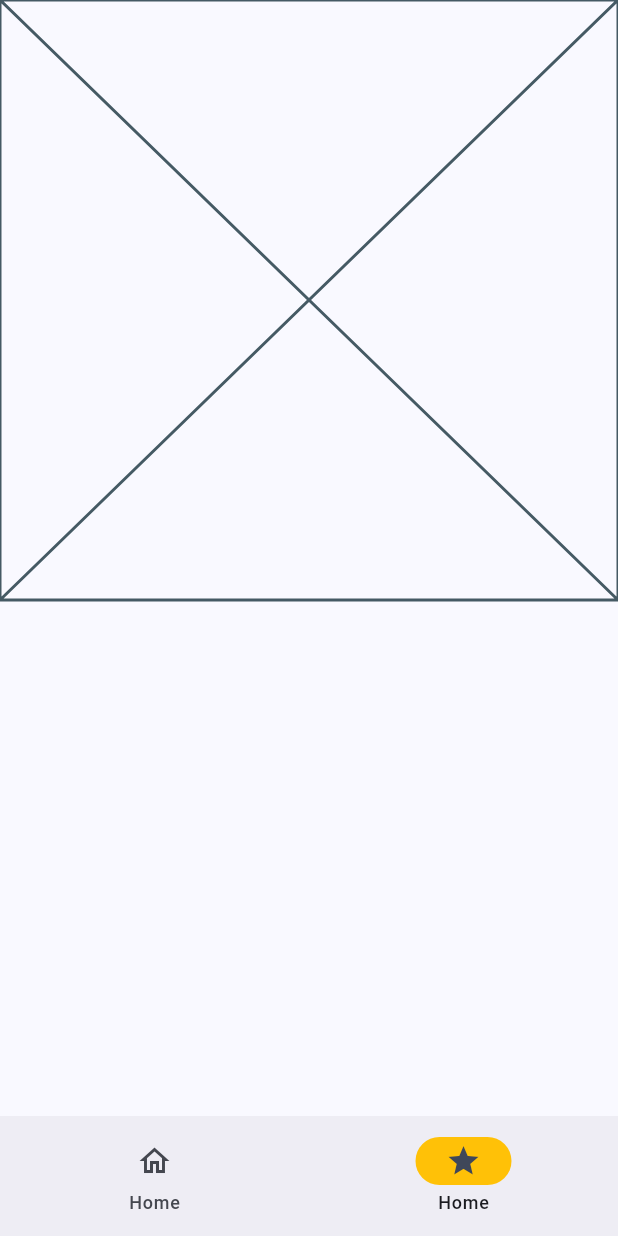
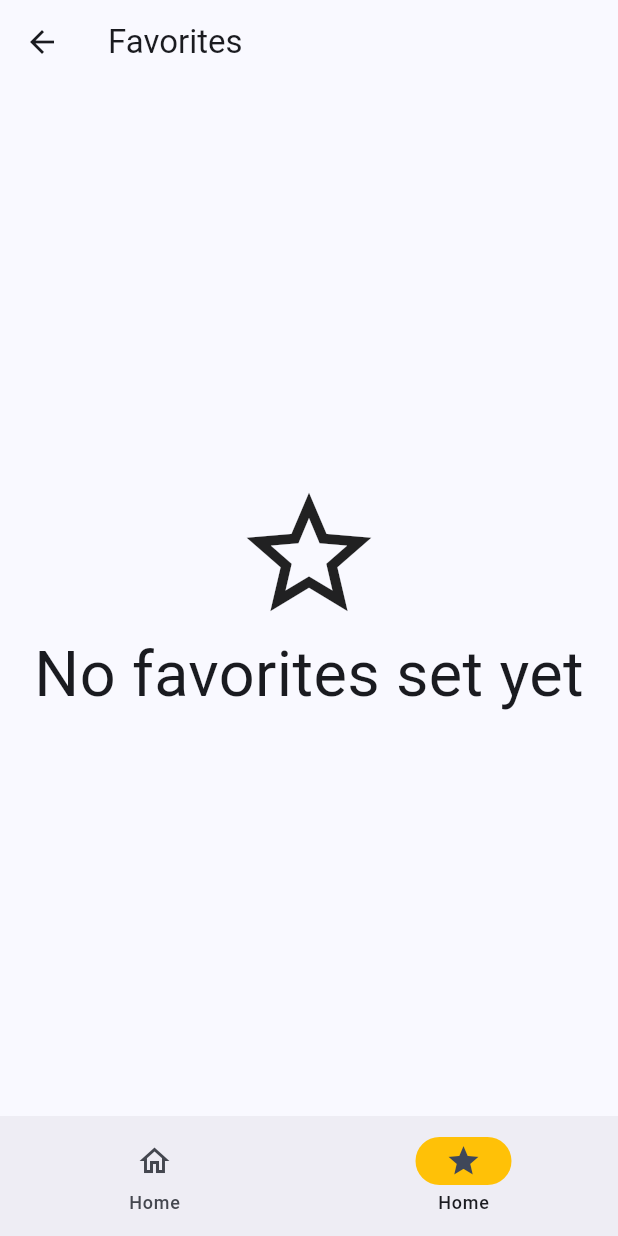
Before and after one commit to arcbueno/RockNClouds, a Flutter app: the FavoritesPage screen opened by its route, on a phone screen of 412 x 824 dp. Run offline on Flutter 3.47's test engine with Material 3 defaults, Android fonts, the phone set to English and light mode, and no system bars; our stand-ins replace connectivity_plus, flutter_bloc, geolocator, get_it, hive_flutter, result_dart and 1 more; missing offline and left inert: string_normalizer; accounts and stored records are empty; statements that could not run were skipped.

Commit message:
feat: finishing favorites screen and fixing minor bugs

```diff
--- a/rock_n_clouds/lib/database/favorite_city_dao.dart
+++ b/rock_n_clouds/lib/database/favorite_city_dao.dart
@@ -17,6 +17,7 @@ class FavoriteCityDao {
   }
 
   Future<void> deleteFavoriteCity(FavoriteCity favoriteCity) async {
-    await _box.delete(favoriteCity);
+    var index = _box.values.toList().indexOf(favoriteCity);
+    await _box.deleteAt(index);
   }
 }
--- a/rock_n_clouds/lib/i18n/text_data.dart
+++ b/rock_n_clouds/lib/i18n/text_data.dart
@@ -14,4 +14,6 @@ class TextData {
   static const String networkConnectionError = 'Network connection error';
 
   static const String searchByCity = 'Search by city';
+
+  static const String favorites = 'Favorites';
 }
--- a/rock_n_clouds/lib/pages/favorites/bloc/favorites_bloc.dart
+++ b/rock_n_clouds/lib/pages/favorites/bloc/favorites_bloc.dart
@@ -1,6 +1,58 @@
 import 'package:flutter_bloc/flutter_bloc.dart';
+import 'package:rock_n_clouds/models/favorite_city/favorite_city.dart';
 import 'package:rock_n_clouds/pages/favorites/bloc/favorites_state.dart';
+import 'package:rock_n_clouds/service_locator.dart';
+import 'package:rock_n_clouds/services/favorite_city_service.dart';
+import 'package:rock_n_clouds/services/weather_service.dart';
 
 class FavoritesBloc extends Cubit<FavoritesState> {
-  FavoritesBloc() : super(FavoritesState());
+  final FavoriteCityService _favoriteCityService;
+  final WeatherService _weatherService;
+  FavoritesBloc(
+      [FavoriteCityService? favoriteCityService,
+      WeatherService? weatherService])
+      : _favoriteCityService =
+            favoriteCityService ?? getIt.get<FavoriteCityService>(),
+        _weatherService = weatherService ?? getIt.get<WeatherService>(),
+        super(FavoritesState()) {
+    onInit();
+  }
+
+  void onInit() {
+    getFavorites();
+  }
+
+  void getFavorites() {
+    emit(state.copyWith(isLoading: true));
+    var result = _favoriteCityService.getAll();
+    result.fold((success) {
+      emit(state.copyWith(favorites: success, isLoading: false));
+      getWeather(success);
+    }, (error) {
+      emit(state.copyWith(isLoading: false, error: error.toString()));
+    });
+  }
+
+  Future<void> getWeather(List<FavoriteCity> cities) async {
+    emit(state.copyWith(isLoading: true));
+
+    var result = await _weatherService.getAllWeatherByFavoriteCities(cities);
+    result.fold((success) {
+      emit(state.copyWith(weatherList: success, isLoading: false));
+    }, (error) {
+      emit(state.copyWith(isLoading: false, error: error.toString()));
+    });
+  }
+
+  Future<void> onRemoveFavorite(FavoriteCity city) async {
+    emit(state.copyWith(isLoading: true));
+    var result = await _favoriteCityService.delete(city);
+    result.fold((success) {
+      state.favorites.remove(city);
+      state.weatherList.remove(city);
+      emit(state.copyWith(isLoading: false));
+    }, (error) {
+      emit(state.copyWith(isLoading: false, error: error.toString()));
+    });
+  }
 }
--- a/rock_n_clouds/lib/pages/favorites/bloc/favorites_state.dart
+++ b/rock_n_clouds/lib/pages/favorites/bloc/favorites_state.dart
@@ -1,12 +1,29 @@
 import 'package:rock_n_clouds/models/favorite_city/favorite_city.dart';
+import 'package:rock_n_clouds/models/weather_domain/weather_domain.dart';
 
 class FavoritesState {
   final List<FavoriteCity> favorites;
   final bool isLoading;
   final String? error;
+  final Map<FavoriteCity, List<WeatherDomain>> weatherList;
   FavoritesState({
     this.favorites = const [],
     this.isLoading = false,
     this.error,
+    this.weatherList = const {},
   });
+
+  FavoritesState copyWith({
+    List<FavoriteCity>? favorites,
+    bool? isLoading,
+    String? error,
+    Map<FavoriteCity, List<WeatherDomain>>? weatherList,
+  }) {
+    return FavoritesState(
+      favorites: favorites ?? this.favorites,
+      isLoading: isLoading ?? this.isLoading,
+      error: error ?? this.error,
+      weatherList: weatherList ?? this.weatherList,
+    );
+  }
 }
--- a/rock_n_clouds/lib/pages/favorites/favorites_page.dart
+++ b/rock_n_clouds/lib/pages/favorites/favorites_page.dart
@@ -1,6 +1,12 @@
+import 'package:flutter/cupertino.dart';
 import 'package:flutter/material.dart';
 import 'package:flutter/widgets.dart';
+import 'package:flutter_bloc/flutter_bloc.dart';
+import 'package:rock_n_clouds/i18n/text_data.dart';
+import 'package:rock_n_clouds/pages/favorites/bloc/favorites_bloc.dart';
+import 'package:rock_n_clouds/pages/favorites/bloc/favorites_state.dart';
 import 'package:rock_n_clouds/widgets/custom_bottom_navigator.dart';
+import 'package:rock_n_clouds/widgets/weather_list_tile.dart';
 
 class FavoritesPage extends StatefulWidget {
   const FavoritesPage({super.key});
@@ -10,13 +16,77 @@ class FavoritesPage extends StatefulWidget {
 }
 
 class _FavoritesPageState extends State<FavoritesPage> {
+  late final FavoritesBloc bloc;
+
+  @override
+  void initState() {
+    bloc = FavoritesBloc();
+    super.initState();
+  }
+
   @override
   Widget build(BuildContext context) {
-    return const Scaffold(
-      body: Column(
-        children: [Placeholder()],
+    return Scaffold(
+      appBar: AppBar(
+        title: const Text(TextData.favorites),
       ),
-      bottomNavigationBar: CustomBottomNavigator(
+      body: BlocBuilder<FavoritesBloc, FavoritesState>(
+        bloc: bloc,
+        builder: (context, state) {
+          return Stack(
+            children: [
+              (state.weatherList.values.isEmpty && !state.isLoading)
+                  ? const Center(
+                      child: Column(
+                        mainAxisAlignment: MainAxisAlignment.center,
+                        crossAxisAlignment: CrossAxisAlignment.center,
+                        children: [
+                          Icon(Icons.star_border, size: 100),
+                          Text(
+                            'No favorites set yet',
+                            style: TextStyle(fontSize: 42),
+                          ),
+                        ],
+                      ),
+                    )
+                  : SingleChildScrollView(
+                      child: Column(
+                        children: [
+                          ...state.weatherList.keys.map(
+                            (e) => ExpansionTile(
+                              title: Row(
+                                children: [
+                                  const Icon(Icons.location_city),
+                                  Text(e.areaName ?? ''),
+                                  const Spacer(),
+                                  IconButton(
+                                    onPressed: () {
+                                      bloc.onRemoveFavorite(e);
+                                    },
+                                    icon: const Icon(Icons.star),
+                                  ),
+                                ],
+                              ),
+                              children: state.weatherList[e]!
+                                  .map(
+                                    (weather) =>
+                                        WeatherListTile(weather: weather),
+                                  )
+                                  .toList(),
+                            ),
+                          ),
+                        ],
+                      ),
+                    ),
+              if (state.isLoading)
+                const Center(
+                  child: CircularProgressIndicator(),
+                ),
+            ],
+          );
+        },
+      ),
+      bottomNavigationBar: const CustomBottomNavigator(
         currentRoute: BottomNavigatorRoutes.favorites,
       ),
     );
--- a/rock_n_clouds/lib/service_locator.dart
+++ b/rock_n_clouds/lib/service_locator.dart
@@ -14,7 +14,7 @@ final getIt = GetIt.instance;
 class ServiceLocator {
   static void setup() {
     getIt.registerSingleton(
-        WeatherFactory(Constants.apiKey, language: Language.ENGLISH));
+        WeatherFactory(Constants.apiKey, language: Language.PORTUGUESE_BRAZIL));
     getIt.registerSingleton<WeatherDao>(WeatherDao());
     getIt.registerSingleton<FavoriteCityDao>(FavoriteCityDao());
 
--- a/rock_n_clouds/lib/widgets/weather_list_tile.dart
+++ b/rock_n_clouds/lib/widgets/weather_list_tile.dart
@@ -10,7 +10,7 @@ class WeatherListTile extends StatelessWidget {
   @override
   Widget build(BuildContext context) {
     return ListTile(
-      title: Text(weather.areaName?.toString() ?? ''),
+      title: Text('${weather.areaName ?? ''} - ${weather.country ?? ''}'),
       subtitle: Text(DateTimeUtils.dateTimeFormat.format(weather.date!)),
       trailing: Text(
         '${weather.temperature?.celsius?.toInt()}°C',
```
Also changed, not shown: rock_n_clouds/lib/database/weather_dao.dart (+65 -32 lines), rock_n_clouds/lib/pages/home/bloc/home_bloc.dart (+5 -5 lines), rock_n_clouds/lib/pages/home/bloc/home_state.dart (+21 -0 lines), rock_n_clouds/lib/repositories/weather_repository.dart (+9 -0 lines), rock_n_clouds/lib/services/weather_service.dart (+18 -0 lines), rock_n_clouds/lib/utils/string_extensions.dart (added, +7 -0 lines).
